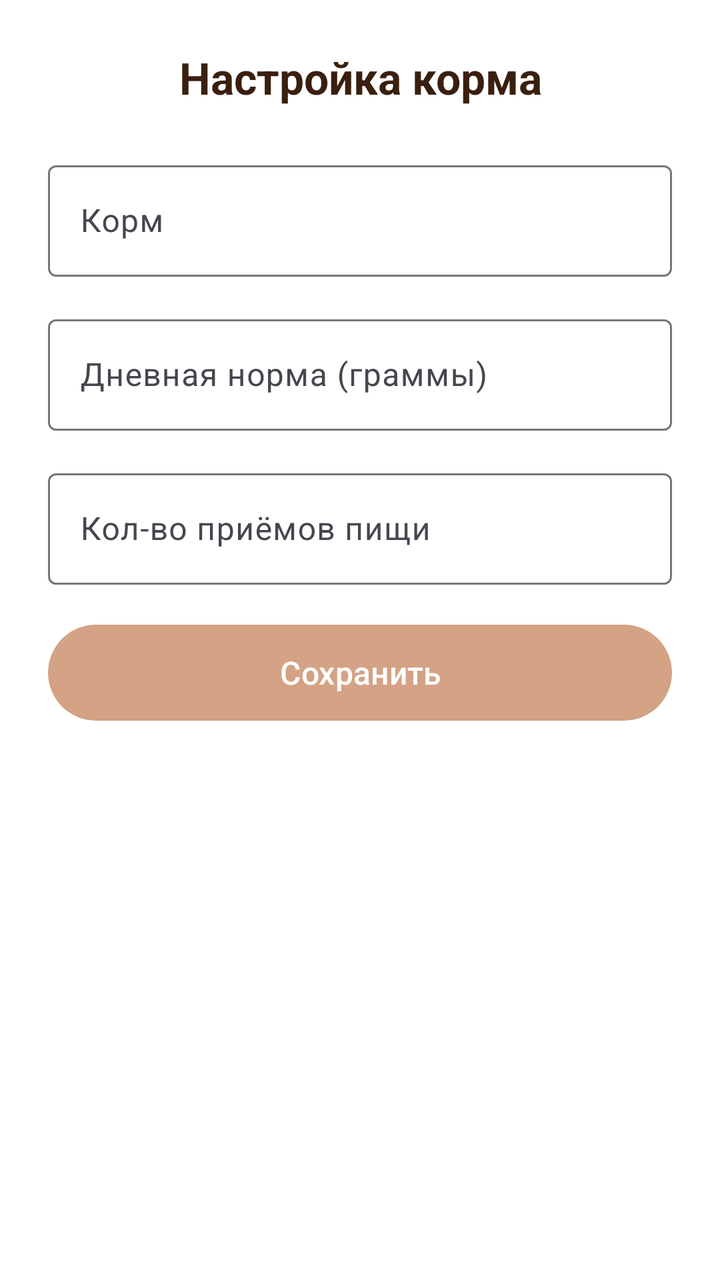
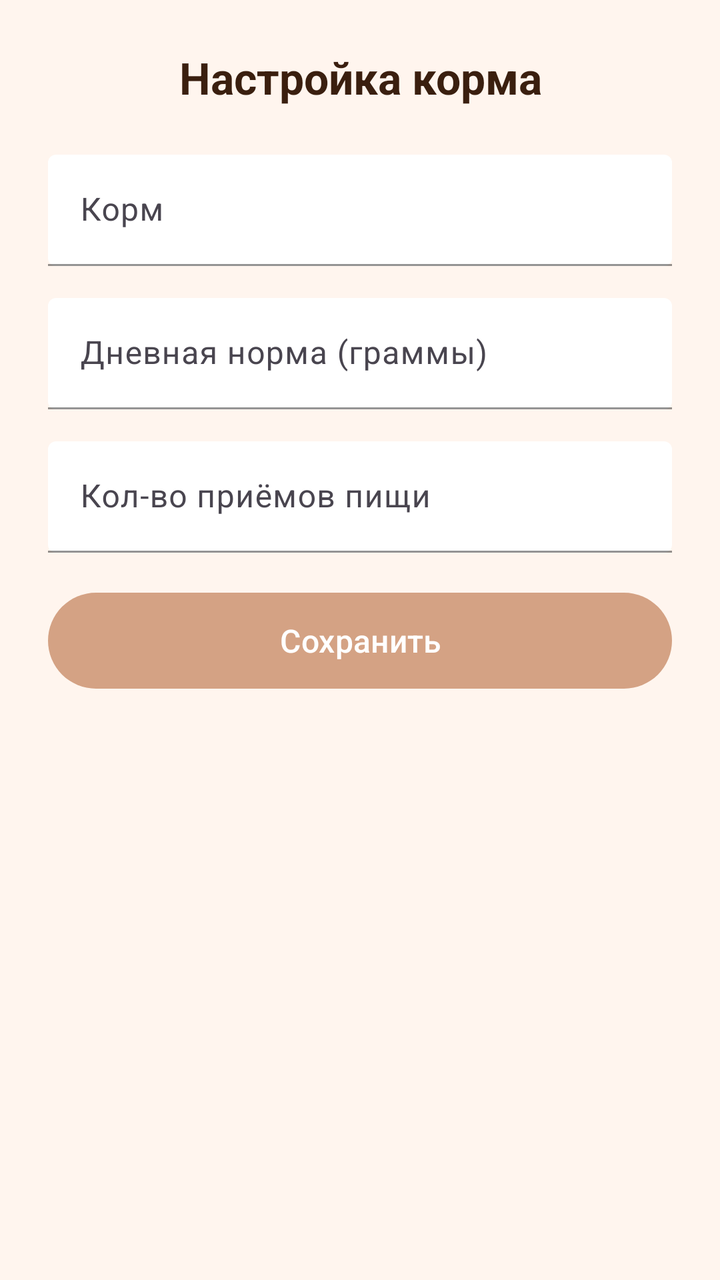

Before-and-after screenshots of an Android layout around one commit, followed by the original layout XML and the change that was made.
<!-- AndroidManifest.xml: application theme Theme.MyPet -->
<!-- res/layout/dialog_food_settings.xml -->
<?xml version="1.0" encoding="utf-8"?>
<LinearLayout xmlns:android="http://schemas.android.com/apk/res/android"
    xmlns:app="http://schemas.android.com/apk/res-auto"
    android:layout_width="match_parent"
    android:layout_height="wrap_content"
    android:background="#FFFFFF"
    android:orientation="vertical"
    android:padding="24dp">

    <TextView
        android:layout_width="match_parent"
        android:layout_height="wrap_content"
        android:layout_marginBottom="24dp"
        android:gravity="center"
        android:text="Настройка корма"
        android:textColor="#3A1F0F"
        android:textSize="22sp"
        android:textStyle="bold" />

    
    <com.google.android.material.textfield.TextInputLayout
        android:layout_width="match_parent"
        android:layout_height="wrap_content"
        android:layout_marginBottom="16dp">

        <com.google.android.material.textfield.TextInputEditText
            android:id="@+id/etFoodName"
            android:layout_width="match_parent"
            android:layout_height="wrap_content"
            android:hint="Корм" />
    </com.google.android.material.textfield.TextInputLayout>

    
    <com.google.android.material.textfield.TextInputLayout
        android:layout_width="match_parent"
        android:layout_height="wrap_content"
        android:layout_marginBottom="16dp">

        <com.google.android.material.textfield.TextInputEditText
            android:id="@+id/etDailyNorm"
            android:layout_width="match_parent"
            android:layout_height="wrap_content"
            android:hint="Дневная норма (граммы)"
            android:inputType="number" />
    </com.google.android.material.textfield.TextInputLayout>

    
    <com.google.android.material.textfield.TextInputLayout
        android:layout_width="match_parent"
        android:layout_height="wrap_content"
        android:layout_marginBottom="16dp">

        <com.google.android.material.textfield.TextInputEditText
            android:id="@+id/etMealsPerDay"
            android:layout_width="match_parent"
            android:layout_height="wrap_content"
            android:hint="Кол-во приёмов пищи"
            android:inputType="number" />
    </com.google.android.material.textfield.TextInputLayout>

    <Button
        android:id="@+id/btnSaveSettings"
        android:layout_width="match_parent"
        android:layout_height="56dp"
        android:text="Сохранить"
        android:textColor="#FFFFFF"
        android:textSize="16sp"
        app:backgroundTint="#D4A284" />

</LinearLayout>
<!-- resources referenced by this layout -->
<resources>
  <style name="Theme.MyPet" parent="Base.Theme.MyPet" />
  <style name="Base.Theme.MyPet" parent="Theme.Material3.DayNight.NoActionBar">
          
          
      </style>
</resources>

<!-- the commit's change to res/layout/dialog_food_settings.xml (unified diff, before → after) -->
@@ -3,7 +3,7 @@
     xmlns:app="http://schemas.android.com/apk/res-auto"
     android:layout_width="match_parent"
     android:layout_height="wrap_content"
-    android:background="#FFFFFF"
+    android:background="#FFF5EE"
     android:orientation="vertical"
     android:padding="24dp">
 
@@ -17,11 +17,14 @@
         android:textSize="22sp"
         android:textStyle="bold" />
 
-    
     <com.google.android.material.textfield.TextInputLayout
         android:layout_width="match_parent"
         android:layout_height="wrap_content"
-        android:layout_marginBottom="16dp">
+        android:layout_marginBottom="16dp"
+        app:boxStrokeColor="#D4A284"
+        app:boxBackgroundMode="filled"
+        app:boxBackgroundColor="#FFFFFF"
+        app:hintTextColor="#8B4513">
 
         <com.google.android.material.textfield.TextInputEditText
             android:id="@+id/etFoodName"
@@ -30,11 +33,14 @@
             android:hint="Корм" />
     </com.google.android.material.textfield.TextInputLayout>
 
-    
     <com.google.android.material.textfield.TextInputLayout
         android:layout_width="match_parent"
         android:layout_height="wrap_content"
-        android:layout_marginBottom="16dp">
+        android:layout_marginBottom="16dp"
+        app:boxStrokeColor="#D4A284"
+        app:boxBackgroundMode="filled"
+        app:boxBackgroundColor="#FFFFFF"
+        app:hintTextColor="#8B4513">
 
         <com.google.android.material.textfield.TextInputEditText
             android:id="@+id/etDailyNorm"
@@ -44,11 +50,14 @@
             android:inputType="number" />
     </com.google.android.material.textfield.TextInputLayout>
 
-    
     <com.google.android.material.textfield.TextInputLayout
         android:layout_width="match_parent"
         android:layout_height="wrap_content"
-        android:layout_marginBottom="16dp">
+        android:layout_marginBottom="16dp"
+        app:boxStrokeColor="#D4A284"
+        app:boxBackgroundMode="filled"
+        app:boxBackgroundColor="#FFFFFF"
+        app:hintTextColor="#8B4513">
 
         <com.google.android.material.textfield.TextInputEditText
             android:id="@+id/etMealsPerDay"
